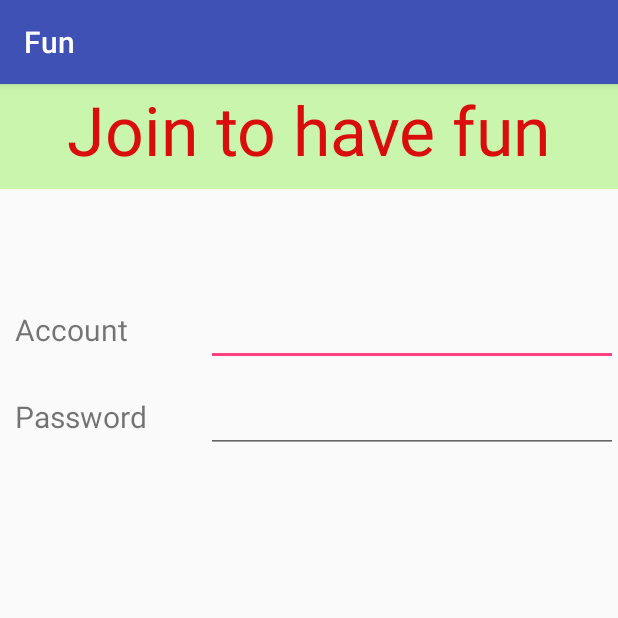
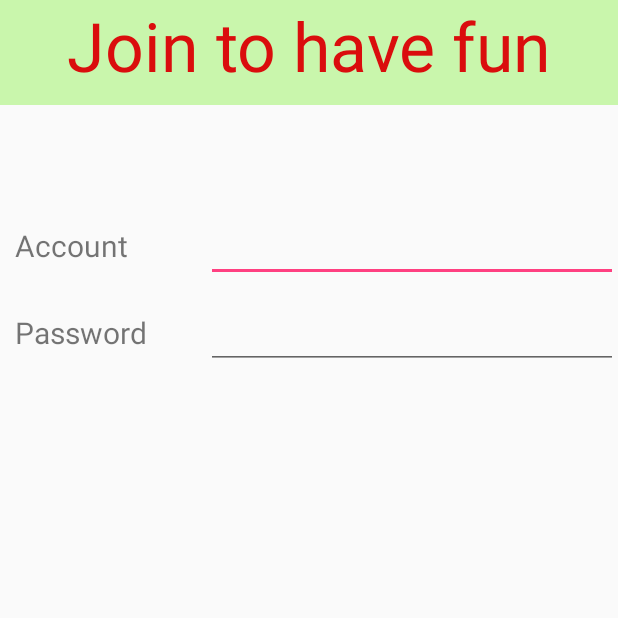
Before and after one commit to qianggenxiadeshuihu/Fun, an Android app: the screen it shows after launch (MainActivity), on a phone screen of 412 x 824 dp, the top half of it. Run offline under Robolectric (Android 15) with nearby library versions, the phone set to English and light mode, and no system bars.

Commit message:
change inherit from compatActivity to Activity, should learn the difference between them

```diff
--- a/app/build.gradle
+++ b/app/build.gradle
@@ -23,4 +23,5 @@ dependencies {
     compile fileTree(dir: 'libs', include: ['*.jar'])
     testCompile 'junit:junit:4.12'
     compile 'com.android.support:appcompat-v7:23.4.0'
+    compile 'com.android.support:design:23.4.0'
 }
--- a/app/src/main/AndroidManifest.xml
+++ b/app/src/main/AndroidManifest.xml
@@ -11,6 +11,7 @@
         <activity android:name=".MainActivity">
             <intent-filter>
                 <action android:name="android.intent.action.MAIN" />
+
                 <category android:name="android.intent.category.LAUNCHER" />
             </intent-filter>
         </activity>
--- a/app/src/main/java/com/jiayi/fun/MainActivity.java
+++ b/app/src/main/java/com/jiayi/fun/MainActivity.java
@@ -1,11 +1,15 @@
 package com.jiayi.fun;
 
-import android.support.v7.app.AppCompatActivity;
+import android.preference.ListPreference;
 import android.os.Bundle;
 import android.view.Window;
 import android.widget.Toast;
+import android.app.Activity;
+import android.view.View;
+import android.view.Menu;
+import android.view.MenuItem;
 
-public class MainActivity extends AppCompatActivity {
+public class MainActivity extends Activity {
 
     @Override
     protected void onCreate(Bundle savedInstanceState) {
--- a/app/src/main/res/layout/activity_main.xml
+++ b/app/src/main/res/layout/activity_main.xml
@@ -3,7 +3,6 @@
     android:layout_width="match_parent"
     android:layout_height="wrap_content"
     android:weightSum="1"
-    style="@style/Animation.AppCompat.Dialog"
     android:gravity="top"
     android:orientation="vertical">
 
--- a/app/src/main/res/values/dimens.xml
+++ b/app/src/main/res/values/dimens.xml
@@ -2,4 +2,5 @@
     <!-- Default screen margins, per the Android Design guidelines. -->
     <dimen name="activity_horizontal_margin">16dp</dimen>
     <dimen name="activity_vertical_margin">16dp</dimen>
+    <dimen name="fab_margin">16dp</dimen>
 </resources>
--- a/app/src/main/res/values/strings.xml
+++ b/app/src/main/res/values/strings.xml
@@ -2,4 +2,5 @@
     <string name="app_name">Fun</string>
     <string name="join_to_have_fun">Join to have fun</string>
     <string name="main_page_toast">Welcome</string>
+    <string name="title_activity_main2">Main2Activity</string>
 </resources>
```
Also changed, not shown: app/src/main/res/values/styles.xml (+9 -0 lines).
